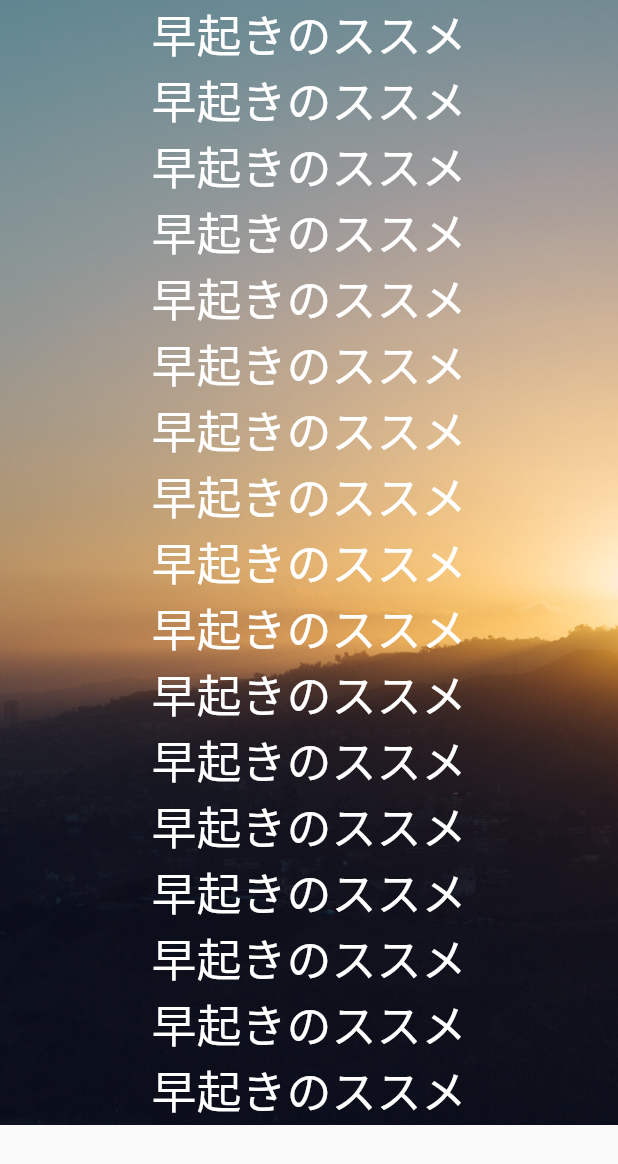
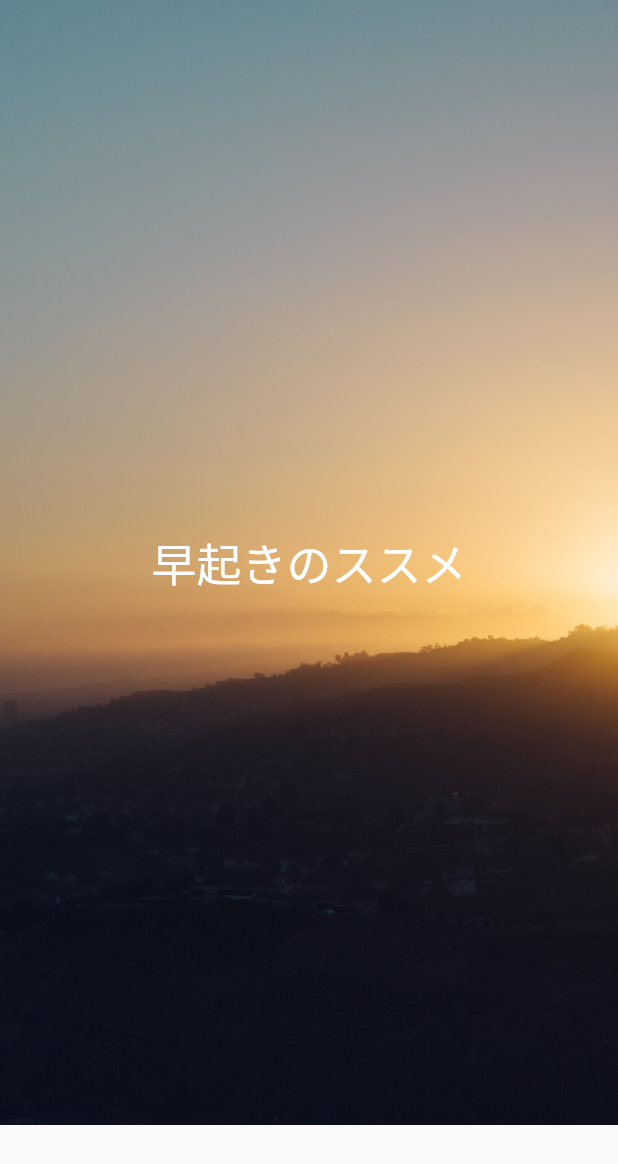
Before and after one commit to Junya-Shimada/asanpo-diary, a Flutter app: the Top screen opened directly, on a phone screen of 412 x 824 dp. Shown: the top 1164 px of the screen. Run offline on Flutter 3.47's test engine with Material 2 defaults, Android fonts, the light colour scheme and no system bars; our stand-ins replace flutter_map, latlong2, persistent_bottom_nav_bar.

Commit message:
modified a lot

```diff
--- a/native/lib/top.dart
+++ b/native/lib/top.dart
@@ -29,158 +29,6 @@ class Top extends StatelessWidget{
                       fontSize: 30,
                     ),
                   ),
-                  Text(
-                    '早起きのススメ',
-                    textAlign: TextAlign.center,
-                    style: TextStyle(
-                      color: Colors.white,
-                      fontSize: 30,
-                    ),
-                  ),
-                  Text(
-                    '早起きのススメ',
-                    textAlign: TextAlign.center,
-                    style: TextStyle(
-                      color: Colors.white,
-                      fontSize: 30,
-                    ),
-                  ),
-                  Text(
-                    '早起きのススメ',
-                    textAlign: TextAlign.center,
-                    style: TextStyle(
-                      color: Colors.white,
-                      fontSize: 30,
-                    ),
-                  ),
-                  Text(
-                    '早起きのススメ',
-                    textAlign: TextAlign.center,
-                    style: TextStyle(
-                      color: Colors.white,
-                      fontSize: 30,
-                    ),
-                  ),
-                  Text(
-                    '早起きのススメ',
-                    textAlign: TextAlign.center,
-                    style: TextStyle(
-                      color: Colors.white,
-                      fontSize: 30,
-                    ),
-                  ),
-                  Text(
-                    '早起きのススメ',
-                    textAlign: TextAlign.center,
-                    style: TextStyle(
-                      color: Colors.white,
-                      fontSize: 30,
-                    ),
-                  ),
-                  Text(
-                    '早起きのススメ',
-                    textAlign: TextAlign.center,
-                    style: TextStyle(
-                      color: Colors.white,
-                      fontSize: 30,
-                    ),
-                  ),
-                  Text(
-                    '早起きのススメ',
-                    textAlign: TextAlign.center,
-                    style: TextStyle(
-                      color: Colors.white,
-                      fontSize: 30,
-                    ),
-                  ),
-                  Text(
-                    '早起きのススメ',
-                    textAlign: TextAlign.center,
-                    style: TextStyle(
-                      color: Colors.white,
-                      fontSize: 30,
-                    ),
-                  ),
-                  Text(
-                    '早起きのススメ',
-                    textAlign: TextAlign.center,
-                    style: TextStyle(
-                      color: Colors.white,
-                      fontSize: 30,
-                    ),
-                  ),
-                  Text(
-                    '早起きのススメ',
-                    textAlign: TextAlign.center,
-                    style: TextStyle(
-                      color: Colors.white,
-                      fontSize: 30,
-                    ),
-                  ),
-                  Text(
-                    '早起きのススメ',
-                    textAlign: TextAlign.center,
-                    style: TextStyle(
-                      color: Colors.white,
-                      fontSize: 30,
-                    ),
-                  ),
-                  Text(
-                    '早起きのススメ',
-                    textAlign: TextAlign.center,
-                    style: TextStyle(
-                      color: Colors.white,
-                      fontSize: 30,
-                    ),
-                  ),
-                  Text(
-                    '早起きのススメ',
-                    textAlign: TextAlign.center,
-                    style: TextStyle(
-                      color: Colors.white,
-                      fontSize: 30,
-                    ),
-                  ),
-                  Text(
-                    '早起きのススメ',
-                    textAlign: TextAlign.center,
-                    style: TextStyle(
-                      color: Colors.white,
-                      fontSize: 30,
-                    ),
-                  ),
-                  Text(
-                    '早起きのススメ',
-                    textAlign: TextAlign.center,
-                    style: TextStyle(
-                      color: Colors.white,
-                      fontSize: 30,
-                    ),
-                  ),
-                  Text(
-                    '早起きのススメ',
-                    textAlign: TextAlign.center,
-                    style: TextStyle(
-                      color: Colors.white,
-                      fontSize: 30,
-                    ),
-                  ),
-                  Text(
-                    '早起きのススメ',
-                    textAlign: TextAlign.center,
-                    style: TextStyle(
-                      color: Colors.white,
-                      fontSize: 30,
-                    ),
-                  ),
-                  Text(
-                    '早起きのススメ',
-                    textAlign: TextAlign.center,
-                    style: TextStyle(
-                      color: Colors.white,
-                      fontSize: 30,
-                    ),
-                  ),
                 ],
               )
             ],
```
Also changed, not shown: 4 other files.
